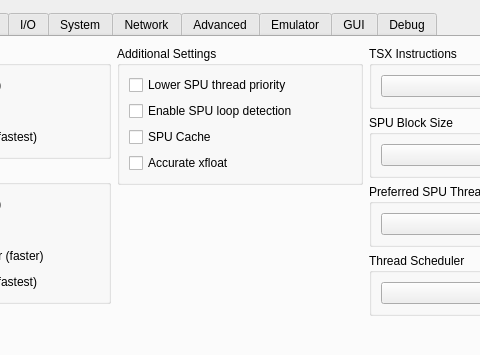
The window that rpcs3/rpcs3qt/settings_dialog.ui (RPCS3/rpcs3) describes before a commit, drawn with Qt 5; both pictures show x 158 to 638 and y 0 to 355 of the 796 by 744 pixel window.
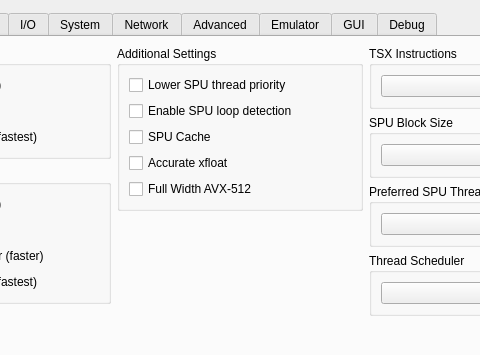
The same window after the commit. Icons and pictures are not drawn.

Commit message: SPU LLVM: add AVX-512 SPU verification - This is hidden behind a new setting, as some cpus may downclock agressively when executing 512 wide instructions

Diff of the .ui file:
```diff
--- a/rpcs3/rpcs3qt/settings_dialog.ui
+++ b/rpcs3/rpcs3qt/settings_dialog.ui
@@ -171,6 +171,13 @@
                 </property>
                </widget>
               </item>
+              <item>
+               <widget class="QCheckBox" name="fullWidthAVX512">
+                <property name="text">
+                 <string>Full Width AVX-512</string>
+                </property>
+               </widget>
+              </item>
              </layout>
             </widget>
            </item>
```
The commit also changes 8 other files.
